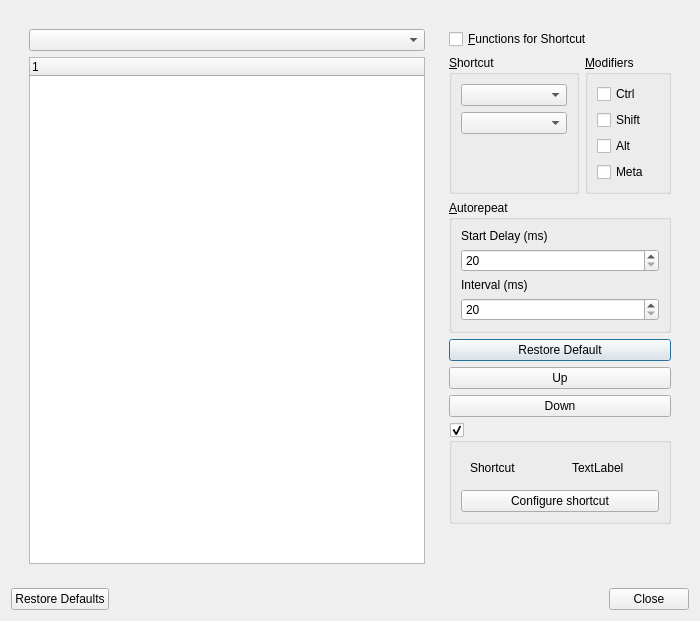
Old version of the form src/traverso/dialogs/TShortcutEditorDialog.ui in the repository rsijrier/Traverso-DAW.
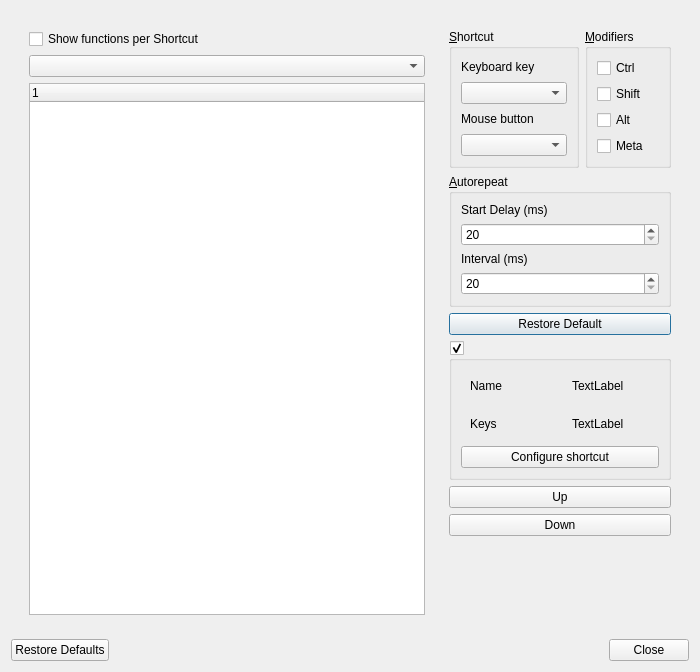
New version of the form.

```diff
--- a/src/traverso/dialogs/TShortcutEditorDialog.ui
+++ b/src/traverso/dialogs/TShortcutEditorDialog.ui
@@ -7,7 +7,7 @@
     <x>0</x>
     <y>0</y>
     <width>700</width>
-    <height>566</height>
+    <height>672</height>
    </rect>
   </property>
   <property name="windowTitle">
@@ -20,6 +20,13 @@
       <item>
        <widget class="QFrame" name="frame">
         <layout class="QVBoxLayout" name="verticalLayout_2">
+         <item>
+          <widget class="QCheckBox" name="showfunctionsCheckBox">
+           <property name="text">
+            <string>Show functions per Shortcut</string>
+           </property>
+          </widget>
+         </item>
          <item>
           <widget class="QComboBox" name="objectsComboBox"/>
          </item>
@@ -43,14 +50,7 @@
           <height>0</height>
          </size>
         </property>
-        <layout class="QVBoxLayout" name="verticalLayout_3">
-         <item>
-          <widget class="QCheckBox" name="showfunctionsCheckBox">
-           <property name="text">
-            <string>&amp;Functions for Shortcut</string>
-           </property>
-          </widget>
-         </item>
+        <layout class="QVBoxLayout" name="verticalLayout_13">
          <item>
           <layout class="QHBoxLayout" name="horizontalLayout">
            <item>
@@ -71,25 +71,26 @@
               <string>&amp;Shortcut</string>
              </property>
              <layout class="QVBoxLayout" name="verticalLayout_7">
+              <item>
+               <widget class="QLabel" name="label_3">
+                <property name="text">
+                 <string>Keyboard key</string>
+                </property>
+               </widget>
+              </item>
               <item>
                <widget class="QComboBox" name="keyComboBox1"/>
               </item>
+              <item>
+               <widget class="QLabel" name="label_4">
+                <property name="text">
+                 <string>Mouse button</string>
+                </property>
+               </widget>
+              </item>
               <item>
                <widget class="QComboBox" name="keyComboBox2"/>
               </item>
-              <item>
-               <spacer name="verticalSpacer_2">
-                <property name="orientation">
-                 <enum>Qt::Vertical</enum>
-                </property>
-                <property name="sizeHint" stdset="0">
-                 <size>
-                  <width>20</width>
-                  <height>20</height>
-                 </size>
-                </property>
-               </spacer>
-              </item>
              </layout>
             </widget>
            </item>
@@ -127,19 +128,6 @@
                 </property>
                </widget>
               </item>
-              <item>
-               <spacer name="verticalSpacer_3">
-                <property name="orientation">
-                 <enum>Qt::Vertical</enum>
-                </property>
-                <property name="sizeHint" stdset="0">
-                 <size>
-                  <width>20</width>
-                  <height>20</height>
-                 </size>
-                </property>
-               </spacer>
-              </item>
              </layout>
             </widget>
            </item>
@@ -195,20 +183,6 @@
            </property>
           </widget>
          </item>
-         <item>
-          <widget class="QPushButton" name="upPushButton">
-           <property name="text">
-            <string>Up</string>
-           </property>
-          </widget>
-         </item>
-         <item>
-          <widget class="QPushButton" name="downPushButton">
-           <property name="text">
-            <string>Down</string>
-           </property>
-          </widget>
-         </item>
          <item>
           <widget class="QGroupBox" name="baseFunctionGroupBox">
            <property name="title">
@@ -220,7 +194,7 @@
            <property name="checked">
             <bool>true</bool>
            </property>
-           <layout class="QVBoxLayout" name="verticalLayout_9">
+           <layout class="QVBoxLayout" name="verticalLayout_3">
             <item>
              <layout class="QHBoxLayout" name="horizontalLayout_3">
               <item>
@@ -229,7 +203,7 @@
                  <item>
                   <widget class="QLabel" name="label_6">
                    <property name="text">
-                    <string>Shortcut</string>
+                    <string>Name</string>
                    </property>
                   </widget>
                  </item>
@@ -251,6 +225,36 @@
               </item>
              </layout>
             </item>
+            <item>
+             <layout class="QHBoxLayout" name="horizontalLayout_5">
+              <item>
+               <widget class="QWidget" name="widget_4" native="true">
+                <layout class="QVBoxLayout" name="verticalLayout_11">
+                 <item>
+                  <widget class="QLabel" name="label_8">
+                   <property name="text">
+                    <string>Keys</string>
+                   </property>
+                  </widget>
+                 </item>
+                </layout>
+               </widget>
+              </item>
+              <item>
+               <widget class="QWidget" name="widget_5" native="true">
+                <layout class="QVBoxLayout" name="verticalLayout_12">
+                 <item>
+                  <widget class="QLabel" name="baseFunctionShortCutKey">
+                   <property name="text">
+                    <string>TextLabel</string>
+                   </property>
+                  </widget>
+                 </item>
+                </layout>
+               </widget>
+              </item>
+             </layout>
+            </item>
             <item>
              <widget class="QPushButton" name="configureInheritedShortcutPushButton">
               <property name="text">
@@ -261,18 +265,29 @@
            </layout>
           </widget>
          </item>
+         <item>
+          <widget class="QPushButton" name="upPushButton">
+           <property name="text">
+            <string>Up</string>
+           </property>
+          </widget>
+         </item>
+         <item>
+          <widget class="QPushButton" name="downPushButton">
+           <property name="text">
+            <string>Down</string>
+           </property>
+          </widget>
+         </item>
          <item>
           <spacer name="verticalSpacer">
            <property name="orientation">
             <enum>Qt::Vertical</enum>
            </property>
-           <property name="sizeType">
-            <enum>QSizePolicy::MinimumExpanding</enum>
-           </property>
            <property name="sizeHint" stdset="0">
             <size>
              <width>20</width>
-             <height>40</height>
+             <height>49</height>
             </size>
            </property>
           </spacer>
```
